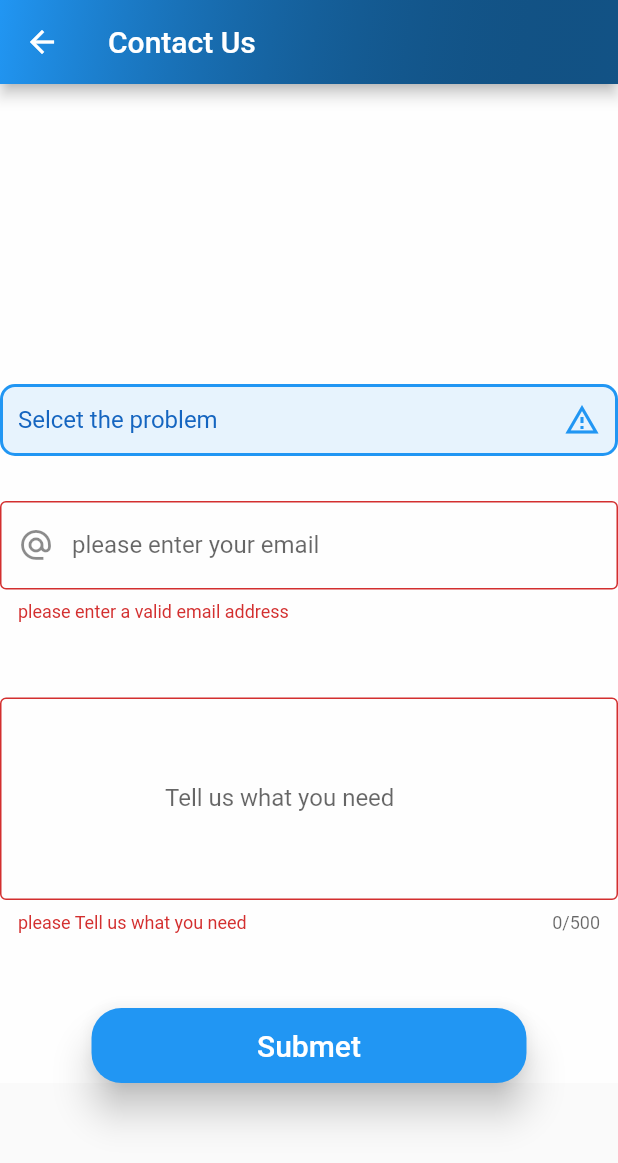
After one commit to Hossam-Nasser/Candle-Ebooks, a Flutter app: the ContactUs screen opened directly, after a tap on "Submet", on a phone screen of 412 x 824 dp. The commit adds this screen. Shown: the top 1163 px of the screen. Run offline on Flutter 3.47's test engine with Material 2 defaults, Android fonts, the phone set to English and light mode, and no system bars; drawn by our look-alikes of multi_select_flutter; our stand-ins replace animated_splash_screen, flutter_tts, get, image_picker, lottie, page_transition; missing offline and left inert: flutter_audio_recorder2, flutter_pdfview; network calls fail; project files that could hold a hidden picture were left out.

Commit message:
fixed Login Ui Request hossam

```diff
--- /dev/null
+++ b/lib/Request.dart
@@ -0,0 +1,185 @@
+import 'package:flutter/material.dart';
+import 'package:get/get.dart';
+import 'package:get/get_core/src/get_main.dart';
+import 'package:multi_select_flutter/dialog/multi_select_dialog_field.dart';
+import 'package:multi_select_flutter/util/multi_select_item.dart';
+
+class ContactUs extends StatefulWidget {
+  const ContactUs({Key? key}) : super(key: key);
+
+  @override
+  State<ContactUs> createState() => _RequestScreenState();
+}
+class Animal {
+  final int id;
+  final String name;
+
+  Animal({
+    required this.id,
+    required this.name,
+  });
+}
+
+class _RequestScreenState extends State<ContactUs> {
+  late String _Problem = "";
+  late String _email = "";
+  late String _message = "";
+  @override
+  void initState() {
+    _selectedAnimals5 = _animals;
+    super.initState();
+  }
+  void submit() {
+    final isValid = _formKey.currentState!.validate();
+
+
+    if (isValid) {
+      _formKey.currentState!.save();
+      Get.offAll(ContactUs());
+      Get.snackbar("Recevied sucsesfully", 'Candle Ebooks team will contact with you soon ',backgroundColor: Colors.green);
+    }
+
+  }
+  static List<Animal> _animals = [
+    Animal(id: 1, name: "Request Book"),
+    Animal(id: 2, name: "problem with signin"),
+    Animal(id: 3, name: "add book to favorite"),
+    Animal(id: 4, name: "problem with sound"),
+    Animal(id: 5, name: "the app dosent work"),
+    Animal(id: 6, name: "other"),
+  ];
+  final _items = _animals
+      .map((animal) => MultiSelectItem<Animal>(animal, animal.name))
+      .toList();
+  List<Animal> _selectedAnimals2 = [];
+  List<Animal> _selectedAnimals3 = [];
+  List<Animal> _selectedAnimals5 = [];
+  final _multiSelectKey = GlobalKey<FormFieldState>();
+  final _formKey = GlobalKey<FormState>();
+  @override
+  Widget build(BuildContext context) {
+    return Scaffold(
+      appBar: AppBar(
+        title: Text('Contact Us'),
+        flexibleSpace: Container(
+          decoration: BoxDecoration(
+            gradient: LinearGradient(
+              colors: [Colors.black45 , Colors.blue],
+              begin: Alignment.bottomRight,
+              end: Alignment.topLeft,
+            ),
+          ),
+        ),
+      ),
+      body: SingleChildScrollView(
+        child: Container(
+          color: Colors.white70,
+          child: Form(
+            key: _formKey,
+            child: Column(
+              children: [
+                SizedBox(height: 200,),
+                MultiSelectDialogField(
+                  onSaved: (val){
+                    _Problem = val as String ;
+                  },
+                  items: _items,
+                  title: Text("Problems"),
+                  selectedColor: Colors.blue,
+                  decoration: BoxDecoration(
+                    color: Colors.blue.withOpacity(0.1),
+                    borderRadius: BorderRadius.all(Radius.circular(10)),
+                    border: Border.all(
+                      color: Colors.blue,
+                      width: 2,
+                    ),
+                  ),
+                  buttonIcon: Icon(
+                    Icons.report_problem_outlined,
+                    color: Colors.blue,
+                  ),
+                  buttonText: Text(
+                    "Selcet the problem",
+                    style: TextStyle(
+                      color: Colors.blue[800],
+                      fontSize: 16,
+                    ),
+                  ),
+                  onConfirm: (results) {
+                  },
+                ),
+                SizedBox(height: 30,),
+                TextFormField(
+                  autocorrect: true,
+                  enableSuggestions: false,
+                  textCapitalization: TextCapitalization.words,
+                  key: ValueKey('Email'),
+                  validator: (val) {
+                    if (val!.isEmpty || !val.contains('@')&& val.length<4) {
+                      return "please enter a valid email address";
+                    }
+                    return null;
+                  },
+                  onSaved: (val) => _email = val!,
+                  decoration: InputDecoration(
+                    labelText: 'please enter your email ',
+                    prefixIcon: Icon(
+                      Icons.alternate_email_outlined,
+                    ),
+                    border: OutlineInputBorder(),
+                  ),
+                ),
+                SizedBox(height: 50,),
+                TextFormField(
+                  maxLength: 500,
+                  maxLines: 5,
+                  autocorrect: true,
+                  enableSuggestions: false,
+                  textCapitalization: TextCapitalization.words,
+                  key: ValueKey('Message'),
+                  validator: (val) {
+                    if (val!.isEmpty) {
+                      return "please Tell us what you need";
+                    }
+                    return null;
+                  },
+                  onSaved: (val) => _message = val!,
+                  decoration: InputDecoration(
+                    labelText: 'Tell us what you need',
+                    prefixIcon: Icon(
+                      Icons.message_outlined,
+                      color: Colors.transparent,
+                      size: 110.0,
+                    ),
+                    border: OutlineInputBorder(
+                    ),
+                  ),
+                ),
+                SizedBox(height: 50,),
+                Center(
+                  child: Container(
+                    height: 50,
+                    width: 290,
+                    child: ElevatedButton(
+                      onPressed: () => submit(),
+                      style: ElevatedButton.styleFrom(
+                        primary: Colors.blue ,
+                        elevation: 10.5,
+                        shape: new RoundedRectangleBorder(
+                            borderRadius: new BorderRadius.circular(20.0)),
+                      ),
+                      child: Text('Submet', style: TextStyle(color: Colors.white,fontSize: 20),),
+                    ),
+
+
+                  ),
+                ),
+              ],
+            ),
+          ),
+        ),
+
+      ),
+    );
+  }
+}
--- a/lib/book_home.dart
+++ b/lib/book_home.dart
@@ -177,7 +177,7 @@ class BookSection extends StatelessWidget {
                   context,
                   MaterialPageRoute(
                     builder: (ctx) => BooksDetails(
-                      index: 4,
+                      index: 0,
                       section: heading,
                     ),
                   ),
--- a/lib/login.dart
+++ b/lib/login.dart
@@ -26,11 +26,6 @@ class _loginState extends State<login> {
   late String _username = "";
   late String _number = "";
   var  userImageFile;
-
-
-
-
-
   void submit() {
     final isValid = _formKey.currentState!.validate();
 
@@ -43,7 +38,8 @@ class _loginState extends State<login> {
 
   @override
   void initState() {
-    TextToSpeech().speak("hellow how are you");
+    TextToSpeech().speak("Hello and Welcome to Candle Ebooks "
+        "your gate to hall new world of knowldge");
     super.initState();
   }
 
@@ -89,6 +85,8 @@ class _loginState extends State<login> {
                                         color: Colors.white70
                                     ))
                                 ),
+                                child: Container(
+                                  color: Colors.white70,
                                   child: TextFormField(
                                     autocorrect: true,
                                     enableSuggestions: false,
@@ -102,12 +100,12 @@ class _loginState extends State<login> {
                                     },
                                     onSaved: (val) => _username = val!,
                                     decoration: InputDecoration(
-
                                       labelText: 'Username',
                                       prefixIcon: Icon(
                                         Icons.person,
                                       ),
                                       border: OutlineInputBorder(
+                                      ),
                                     ),
                                   ),
                                 ),
@@ -119,13 +117,15 @@ class _loginState extends State<login> {
                                         color: Colors.white70
                                     ))
                                 ),
+                                child: Container(
+                                  color: Colors.white70,
                                   child: TextFormField(
                                     autocorrect: false,
                                     enableSuggestions: true,
                                     textCapitalization: TextCapitalization.none,
                                     key: ValueKey('email'),
                                     validator: (val) {
-                                  if (val!.isEmpty || !val.contains('@')) {
+                                      if (val!.isEmpty || !val.contains('@')&& val.length<4) {
                                         return "please enter a valid email address";
                                       }
                                       return null;
@@ -141,8 +141,11 @@ class _loginState extends State<login> {
                                     ),
                                   ),
                                 ),
+                              ),
                               Container(
                                 padding: EdgeInsets.all(10),
+                                child: Container(
+                                  color: Colors.white70,
                                   child: TextFormField(
                                     key: ValueKey('password'),
                                     validator: (val) {
@@ -162,6 +165,7 @@ class _loginState extends State<login> {
                                     ),
                                   ),
                                 ),
+                              ),
                               if (!_isLogin) Container(
                                 padding: EdgeInsets.all(10),
                                 decoration: BoxDecoration(
@@ -169,6 +173,8 @@ class _loginState extends State<login> {
                                         color: Colors.white70
                                     ))
                                 ),
+                                child: Container(
+                                  color: Colors.white70,
                                   child: TextFormField(
                                     keyboardType: TextInputType.number,
                                     autocorrect: true,
@@ -176,9 +182,7 @@ class _loginState extends State<login> {
                                     textCapitalization: TextCapitalization.words,
                                     key: ValueKey('number'),
                                     validator: (val) {
-                                  if (val!.isEmpty || !(val.length > 4)) {
-                                    return "please enter valid number";
-                                  }
+
                                       return null;
                                     },
                                     onSaved: (val) => _number = val!,
@@ -192,15 +196,16 @@ class _loginState extends State<login> {
 
                                   ),
                                 ),
+                              ),
                             ],
                           ),
                         ),
                       ),
                       SizedBox(height: 20,),
-                     Container(
+                       Center(
+                         child: Container(
                             height: 50,
-                        width: 150,
-                        margin: EdgeInsets.symmetric(horizontal: 95),
+                            width: 290,
                             child: ElevatedButton(
                                 onPressed: () => submit(),
                                 style: ElevatedButton.styleFrom(
@@ -213,6 +218,7 @@ class _loginState extends State<login> {
                               ),
 
 
+                      ),
                        ),
 
                       SizedBox(height: 30,),
--- a/lib/main.dart
+++ b/lib/main.dart
@@ -5,6 +5,7 @@ import 'package:get/get.dart';
 import 'package:lottie/lottie.dart';
 import 'package:page_transition/page_transition.dart';
 import 'Mic.dart';
+import 'Request.dart';
 import 'login.dart';
 import 'pdf_screen.dart';
 void main() {
@@ -16,6 +17,7 @@ class MyApp extends StatelessWidget {
     return GetMaterialApp(
       debugShowCheckedModeBanner: false,
       home: SplashScreen(),
+
     );
   }
 }
--- a/lib/nvdrawer.dart
+++ b/lib/nvdrawer.dart
@@ -1,5 +1,7 @@
 //import 'package:AudioBooks/login.dart';
+import 'package:candle_ebookv2/Request.dart';
 import 'package:flutter/material.dart';
+import 'package:get/get.dart';
 
 import 'Mic.dart';
 import 'books_profile.dart';
@@ -199,12 +201,7 @@ class Nvdrawer extends StatelessWidget {
               ),
               InkWell(
                 onTap: () {
-                  // Navigator.push(
-                  //   context,
-                  //   MaterialPageRoute(
-                  //     builder: (context) => MicScreen() ,
-                  //   ),
-                  // );
+                 Get.to(ContactUs());
                 },
                 child: Row(
                   children: const [
@@ -217,7 +214,7 @@ class Nvdrawer extends StatelessWidget {
                       width:15 ,
                     ),
                     Text(
-                      'Help',
+                      'Contact us',
                       style:
                       TextStyle(
                         fontSize: 25,
--- a/lib/welcom_speack/welcom_speak.dart
+++ b/lib/welcom_speack/welcom_speak.dart
@@ -29,7 +29,4 @@ class TextToSpeech  {
     await flutterTts.setPitch(1);
     await flutterTts.speak(text);
   }
-
-
-
 }
--- a/pubspec.yaml
+++ b/pubspec.yaml
@@ -45,6 +45,7 @@ dependencies:
   http: ^0.13.4
   flutter_tts: ^3.4.0
   image_picker: ^0.8.5+3
+  multi_select_flutter: ^4.1.2
 
 dev_dependencies:
   flutter_test:
```
Also changed, not shown: pubspec.lock, 1 other file. Lines whose indentation alone changed are shown as unchanged.
